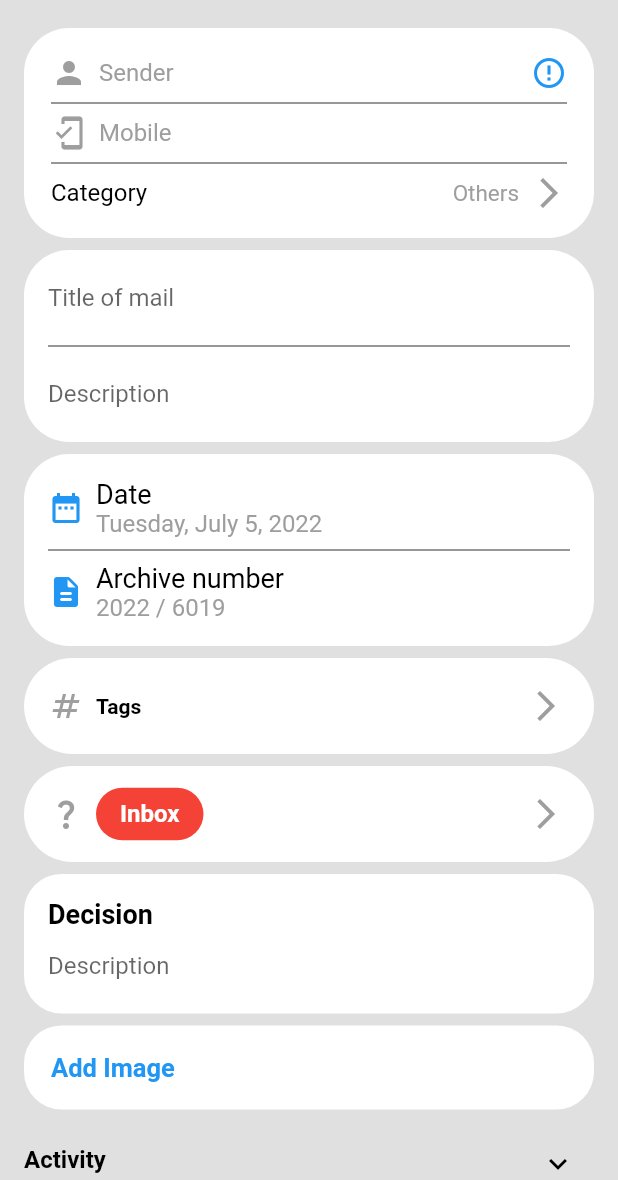
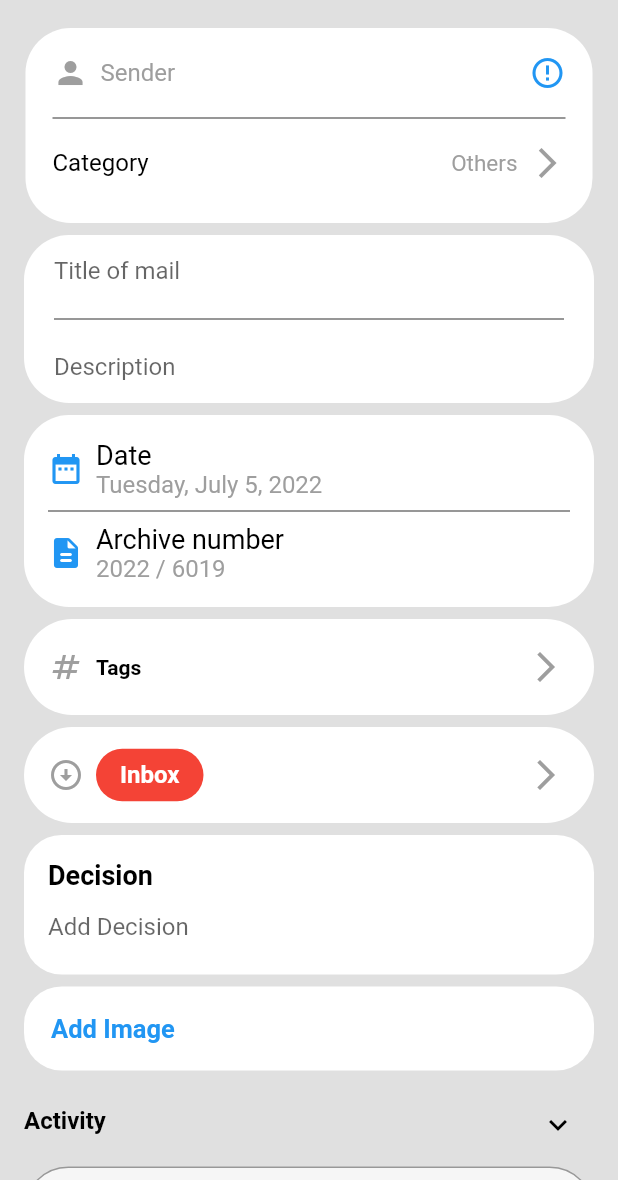
Before and after one commit to AbdAlQaderFarajallah/complaints_management, a Flutter app: the NewInboxPage screen opened by its route, on a phone screen of 412 x 824 dp, the part 56-1236 px from its top. Run offline on Flutter 3.47's test engine with Material 2 defaults, Android fonts, the light colour scheme and no system bars; our stand-ins replace flutter_svg, font_awesome_flutter, get, shared_preferences, shimmer; accounts and stored records are empty; project files that could hold a hidden picture were left out.

```diff
--- a/lib/api/api_settings.dart
+++ b/lib/api/api_settings.dart
@@ -5,5 +5,6 @@ class ApiSettings {
   static const logout = '$_baseUrl/logout';
   static const userInfo = '$_baseUrl/user';
   static const userUpdate = '$_baseUrl/user/update';
+  static const allCategories = '$_baseUrl/categories';
 
 }
--- a/lib/api/controllers/auth_api_controller.dart
+++ b/lib/api/controllers/auth/auth_api_controller.dart
@@ -3,9 +3,9 @@ import 'dart:io';
 import 'package:complaints_management/models/user_model.dart';
 import 'package:flutter/material.dart';
 import 'package:http/http.dart' as http;
-import '../../helpers/helpers.dart';
-import '../../prefs/shared_pref_controller.dart';
-import '../api_settings.dart';
+import '../../../helpers/helpers.dart';
+import '../../../prefs/shared_pref_controller.dart';
+import '../../api_settings.dart';
 
 class AuthApiController with Helpers {
   Future<bool> login(BuildContext context,
--- a/lib/api/controllers/user_info_api_controller.dart
+++ b/lib/api/controllers/current_user/user_info_api_controller.dart
@@ -4,8 +4,8 @@ import 'package:complaints_management/models/user_model.dart';
 import 'package:http/http.dart' as http;
 import 'package:flutter/material.dart';
 
-import '../../prefs/shared_pref_controller.dart';
-import '../api_settings.dart';
+import '../../../prefs/shared_pref_controller.dart';
+import '../../api_settings.dart';
 
 class UserInfoApiController {
   Future<bool> userInfo(BuildContext context) async {
--- a/lib/api/controllers/user_update_api_controller.dart
+++ b/lib/api/controllers/current_user/user_update_api_controller.dart
@@ -1,8 +1,8 @@
 import 'dart:io';
 import 'package:http/http.dart' as http;
 
-import '../../prefs/shared_pref_controller.dart';
-import '../api_settings.dart';
+import '../../../prefs/shared_pref_controller.dart';
+import '../../api_settings.dart';
 
 class UserUpdateApiController {
   Future<bool> userUpdate({required String name}) async {
--- a/lib/screens/category_screen.dart
+++ b/lib/screens/category_screen.dart
@@ -29,12 +29,10 @@ class _CategoryPageState extends State<CategoryPage> {
                           "Cancel",
                           style: TextStyle(color: Colors.blue, fontSize: 16),
                         )),
-                    TextButton(
-                        onPressed: () {},
-                        child: const Text(
-                          "Category",
-                          style: TextStyle(color: Colors.black, fontSize: 16),
-                        )),
+                    const Text(
+                      "Category",
+                      style: TextStyle(color: Colors.black, fontSize: 16),
+                    ),
                     TextButton(
                         onPressed: () {},
                         child: const Text(
@@ -63,10 +61,6 @@ class _CategoryPageState extends State<CategoryPage> {
                               style: TextStyle(color: Colors.black, fontSize: 18),
                             ),
                           ),
-                          Icon(
-                            Icons.check,
-                            color: Colors.blue,
-                          )
                         ],
                       ),
                       const Divider(thickness: 1, color: Colors.black54),
@@ -81,7 +75,6 @@ class _CategoryPageState extends State<CategoryPage> {
                               style: TextStyle(color: Colors.black, fontSize: 18),
                             ),
                           ),
-                          // Icon(Icons.check, color: Colors.blue,)
                         ],
                       ),
                       const Divider(thickness: 1, color: Colors.black54),
@@ -96,7 +89,6 @@ class _CategoryPageState extends State<CategoryPage> {
                               style: TextStyle(color: Colors.black, fontSize: 18),
                             ),
                           ),
-                          // Icon(Icons.check, color: Colors.blue,)
                         ],
                       ),
                       const Divider(thickness: 1, color: Colors.black54),
@@ -111,7 +103,6 @@ class _CategoryPageState extends State<CategoryPage> {
                               style: TextStyle(color: Colors.black, fontSize: 18),
                             ),
                           ),
-                          // Icon(Icons.check, color: Colors.blue,)
                         ],
                       ),
                     ],
--- a/lib/screens/home_screen.dart
+++ b/lib/screens/home_screen.dart
@@ -2,7 +2,7 @@ import 'package:complaints_management/screens/login_and_signup.dart';
 import 'package:complaints_management/screens/profile_screen.dart';
 import 'package:flutter/material.dart';
 
-import '../api/controllers/auth_api_controller.dart';
+import '../api/controllers/auth/auth_api_controller.dart';
 import '../widgets/box_widget.dart';
 import 'new_inbox_screen.dart';
 
--- a/lib/screens/login_and_signup.dart
+++ b/lib/screens/login_and_signup.dart
@@ -1,7 +1,7 @@
 import 'package:complaints_management/screens/shimmer_animation.dart';
 import 'package:flutter/material.dart';
 import 'package:font_awesome_flutter/font_awesome_flutter.dart';
-import '../api/controllers/auth_api_controller.dart';
+import '../api/controllers/auth/auth_api_controller.dart';
 import '../widgets/input_text_field.dart';
 import '../widgets/signUp_icon.dart';
 import 'home_screen.dart';
--- a/lib/screens/new_inbox_screen.dart
+++ b/lib/screens/new_inbox_screen.dart
@@ -1,3 +1,4 @@
+import 'package:complaints_management/screens/category_screen.dart';
 import 'package:flutter/material.dart';
 
 class NewInboxPage extends StatefulWidget {
@@ -16,6 +17,7 @@ class _NewInboxPageState extends State<NewInboxPage> {
   @override
   Widget build(BuildContext context) {
     return Scaffold(
+      backgroundColor: const Color(0xffF7F6FF),
       body: SafeArea(
         child: SingleChildScrollView(
           child: Container(
@@ -50,6 +52,8 @@ class _NewInboxPageState extends State<NewInboxPage> {
                   ),
                 ),
                 Container(
+                  width: 378,
+                  height: 130,
                   margin: const EdgeInsets.only(left: 16, right: 16, bottom: 8),
                   padding: const EdgeInsets.all(18),
                   decoration: const BoxDecoration(
@@ -76,60 +80,42 @@ class _NewInboxPageState extends State<NewInboxPage> {
                           const Icon(Icons.error_outline, color: Colors.blue),
                         ],
                       ),
+                      const SizedBox(height: 10),
                       const Divider(thickness: 1, color: Colors.black54),
-                      Row(
-                        mainAxisAlignment: MainAxisAlignment.spaceBetween,
-                        children: [
-                          Row(children: const [
-                            Icon(
-                              Icons.mobile_friendly,
-                              color: Colors.grey,
-                            ),
-                            SizedBox(width: 8),
-                            Text(
-                              "Mobile",
-                              style:
-                                  TextStyle(color: Colors.grey, fontSize: 16),
-                            ),
-                          ]),
-                        ],
-                      ),
-                      const Divider(thickness: 1, color: Colors.black54),
-                      Row(
-                        mainAxisAlignment: MainAxisAlignment.spaceBetween,
-                        children: [
-                          const Text(
-                            "Category",
-                            style: TextStyle(
-                              color: Colors.black,
-                              fontSize: 16,
-                            ),
+                      const SizedBox(height: 10),
+                      InkWell(
+                        onTap: () {
+                          Navigator.pushNamed(context, CategoryPage.id);
+                        },
+                        child: Expanded(
+                          child: Row(
+                            mainAxisAlignment: MainAxisAlignment.spaceBetween,
+                            children: [
+                              const Text(
+                                "Category",
+                                style:
+                                    TextStyle(color: Colors.black, fontSize: 16),
+                              ),
+                              Row(children: const [
+                                Text(
+                                  "Others",
+                                  style:
+                                      TextStyle(color: Colors.grey, fontSize: 15),
+                                ),
+                                SizedBox(width: 8),
+                                Icon(Icons.arrow_forward_ios_outlined,
+                                    color: Colors.grey),
+                              ]),
+                            ],
                           ),
-                          Row(children: [
-                            const Text(
-                              "Others",
-                              style: TextStyle(
-                                color: Colors.grey,
-                                fontSize: 15,
-                              ),
-                            ),
-                            SizedBox(
-                              width: 8,
-                            ),
-                            Icon(
-                              Icons.arrow_forward_ios_outlined,
-                              color: Colors.grey,
-                            ),
-                          ]),
-                        ],
+                        ),
                       ),
                     ],
                   ),
                 ),
                 Container(
                   margin: const EdgeInsets.only(left: 16, right: 16, bottom: 8),
-                  padding:
-                      const EdgeInsets.symmetric(horizontal: 16, vertical: 8),
+                  padding: const EdgeInsets.symmetric(horizontal: 20),
                   decoration: const BoxDecoration(
                     color: Colors.white,
                     borderRadius: BorderRadius.all(Radius.circular(30)),
@@ -169,9 +155,7 @@ class _NewInboxPageState extends State<NewInboxPage> {
                             Icons.date_range,
                             color: Colors.blue,
                           ),
-                          const SizedBox(
-                            width: 8
-                          ),
+                          const SizedBox(width: 8),
                           Column(
                             crossAxisAlignment: CrossAxisAlignment.start,
                             children: const [
@@ -196,9 +180,7 @@ class _NewInboxPageState extends State<NewInboxPage> {
                             Icons.description_rounded,
                             color: Colors.blue,
                           ),
-                          const SizedBox(
-                            width: 8
-                          ),
+                          const SizedBox(width: 8),
                           Column(
                             crossAxisAlignment: CrossAxisAlignment.start,
                             children: const [
@@ -231,16 +213,12 @@ class _NewInboxPageState extends State<NewInboxPage> {
                     children: [
                       Row(
                         children: const [
-                          SizedBox(
-                            width: 8
-                          ),
+                          SizedBox(width: 8),
                           Icon(
                             Icons.numbers,
                             color: Colors.grey,
                           ),
-                          SizedBox(
-                            width: 8,
-                          ),
+                          SizedBox(width: 8),
                           Text(
                             "Tags",
                             style: TextStyle(
@@ -272,11 +250,9 @@ class _NewInboxPageState extends State<NewInboxPage> {
                     children: [
                       Row(
                         children: [
-                          const SizedBox(
-                            width: 8
-                          ),
+                          const SizedBox(width: 8),
                           const Icon(
-                            Icons.question_mark,
+                            Icons.arrow_circle_down,
                             color: Colors.grey,
                           ),
                           Container(
@@ -331,7 +307,7 @@ class _NewInboxPageState extends State<NewInboxPage> {
                         keyboardType: TextInputType.text,
                         decoration: const InputDecoration(
                           border: InputBorder.none,
-                          hintText: "Description",
+                          hintText: "Add Decision",
                         ),
                       ),
                     ],
@@ -393,7 +369,7 @@ class _NewInboxPageState extends State<NewInboxPage> {
                           },
                           decoration: InputDecoration(
                             hintText: "Add new activity...",
-                            prefixIcon: const Icon(Icons.search),
+                            prefixIcon: const Icon(Icons.person),
                             suffixIcon: IconButton(
                               onPressed: () {},
                               icon: const Icon(
--- a/lib/screens/profile_screen.dart
+++ b/lib/screens/profile_screen.dart
@@ -2,7 +2,7 @@ import 'package:complaints_management/prefs/shared_pref_controller.dart';
 import 'package:complaints_management/screens/user_update_screen.dart';
 import 'package:flutter/material.dart';
 
-import '../api/controllers/auth_api_controller.dart';
+import '../api/controllers/auth/auth_api_controller.dart';
 import 'login_and_signup.dart';
 
 class ProfileScreen extends StatefulWidget {
--- a/lib/screens/user_update_screen.dart
+++ b/lib/screens/user_update_screen.dart
@@ -1,9 +1,9 @@
-import 'package:complaints_management/api/controllers/user_update_api_controller.dart';
+import 'package:complaints_management/api/controllers/current_user/user_update_api_controller.dart';
 import 'package:complaints_management/screens/home_screen.dart';
 
 import 'package:flutter/material.dart';
 
-import '../api/controllers/user_info_api_controller.dart';
+import '../api/controllers/current_user/user_info_api_controller.dart';
 import '../prefs/shared_pref_controller.dart';
 
 class UserUpdateScreen extends StatefulWidget {
```
